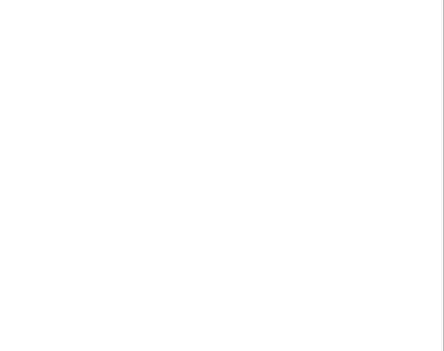
This is Chapter03/mainWin/ChildrenForm.ui in cxinping/PyQt5 as Qt 5 draws it before an edit. The edited form follows.
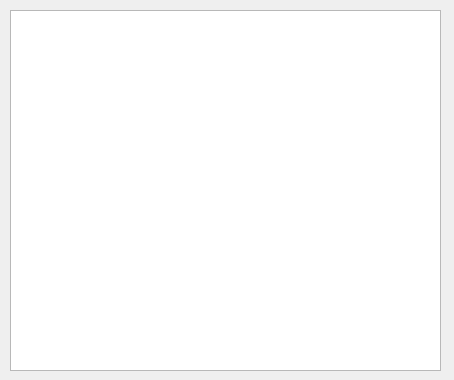
This is the edited form.

Commit message: 加载窗口例子优化

Patch:
```diff
--- a/Chapter03/mainWin/ChildrenForm.ui
+++ b/Chapter03/mainWin/ChildrenForm.ui
@@ -6,8 +6,8 @@
    <rect>
     <x>0</x>
     <y>0</y>
-    <width>444</width>
-    <height>351</height>
+    <width>454</width>
+    <height>380</height>
    </rect>
   </property>
   <property name="windowTitle">
@@ -19,9 +19,9 @@
   <widget class="QTextEdit" name="textEdit">
    <property name="geometry">
     <rect>
-     <x>-7</x>
-     <y>-4</y>
-     <width>451</width>
+     <x>10</x>
+     <y>10</y>
+     <width>431</width>
      <height>361</height>
     </rect>
    </property>
```
The commit also changes 6 other files.
